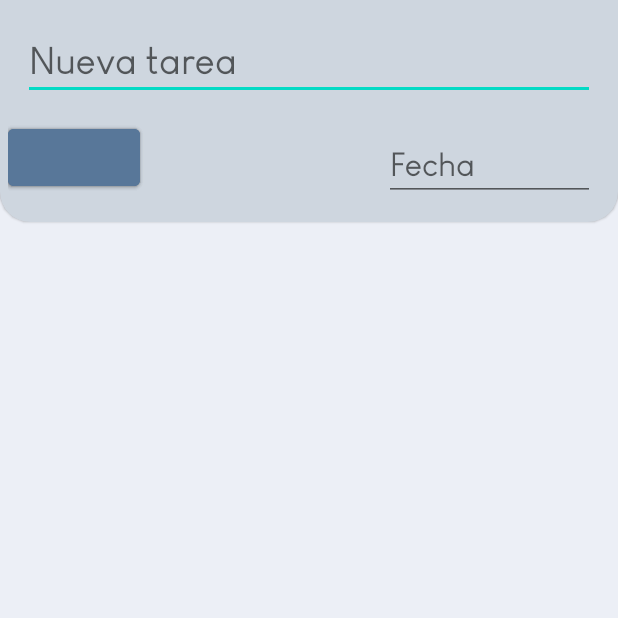
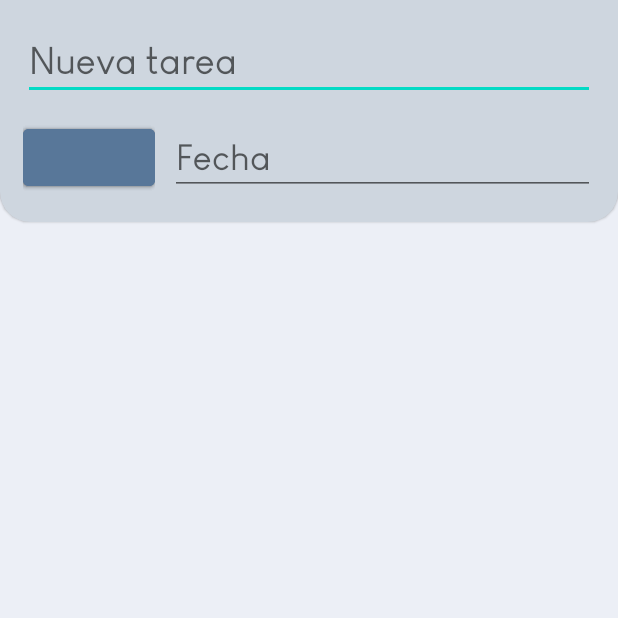
Before and after one commit to PauPau-Cor/Selenium, an Android app: the fragment AllToDoFragment shown on its own in the app's theme, on a phone screen of 412 x 824 dp, the top half of it. Run offline under Robolectric (Android 15) with nearby library versions, the phone set to English and light mode, and no system bars; plain views replace ThemedButton, ThemedToggleButtonGroup; 1 statement that could not run was skipped.

Commit message:
Drawer navigation working with single fragment Changed colour of task priority icons
TODO: Navigation icon on toolbar not showing
responsiveness on fragment_all_to_do.xml is not great
research if a time date picker is possible

```diff
--- a/app/src/main/java/com/example/reminderapp/generalMenus/MainMenuActivity.kt
+++ b/app/src/main/java/com/example/reminderapp/generalMenus/MainMenuActivity.kt
@@ -6,6 +6,7 @@ import android.view.MenuItem
 import androidx.appcompat.app.ActionBarDrawerToggle
 import androidx.appcompat.app.AppCompatActivity
 import androidx.navigation.Navigation.findNavController
+import androidx.navigation.fragment.NavHostFragment
 import androidx.navigation.ui.NavigationUI.setupActionBarWithNavController
 import androidx.navigation.ui.NavigationUI.setupWithNavController
 import com.example.reminderapp.R
@@ -45,6 +46,10 @@ class MainMenuActivity : AppCompatActivity() {
         toggle.syncState()
         supportActionBar?.setDisplayHomeAsUpEnabled(true)
         supportActionBar?.setDisplayShowTitleEnabled(false)
+        val navHostFragment = supportFragmentManager.findFragmentById(binding.FragContainer.id) as NavHostFragment
+        val navController = navHostFragment.navController
+        setupActionBarWithNavController(this, navController)
+        setupWithNavController(binding.NavigationView, navController)
         binding.NavigationView.setNavigationItemSelectedListener {
             when(it.itemId){
                 R.id.nav_logout -> {
--- a/app/src/main/res/layout/fragment_all_to_do.xml
+++ b/app/src/main/res/layout/fragment_all_to_do.xml
@@ -40,10 +40,9 @@
 
             <nl.bryanderidder.themedtogglebuttongroup.ThemedToggleButtonGroup
                 android:id="@+id/PriorityGroup"
-                android:layout_width="0dp"
+                android:layout_width="wrap_content"
                 android:layout_height="wrap_content"
-                app:layout_constraintWidth_percent=".6"
-                app:layout_constraintStart_toStartOf="parent"
+                app:layout_constraintStart_toStartOf="@id/AddTaskET"
                 app:layout_constraintEnd_toStartOf="@id/AddTaskDate"
                 app:layout_constraintTop_toBottomOf="@id/AddTaskET"
                 app:layout_constraintBottom_toBottomOf="parent"
@@ -54,7 +53,7 @@
                     android:layout_width="wrap_content"
                     android:layout_height="50dp"
                     app:toggle_text="@string/high"
-                    app:toggle_selectedBackgroundColor="#F44336"
+                    app:toggle_selectedBackgroundColor="@color/red_blue"
                     app:toggle_backgroundColor="@color/darkestwhite"/>
 
                 <nl.bryanderidder.themedtogglebuttongroup.ThemedButton
@@ -62,7 +61,7 @@
                     android:layout_width="wrap_content"
                     android:layout_height="50dp"
                     app:toggle_text="@string/mid"
-                    app:toggle_selectedBackgroundColor="#FFEB3B"
+                    app:toggle_selectedBackgroundColor="@color/main_blue"
                     app:toggle_backgroundColor="@color/darkestwhite"/>
 
                 <nl.bryanderidder.themedtogglebuttongroup.ThemedButton
@@ -70,7 +69,7 @@
                     android:layout_width="wrap_content"
                     android:layout_height="50dp"
                     app:toggle_text="@string/low"
-                    app:toggle_selectedBackgroundColor="#8BC34A"
+                    app:toggle_selectedBackgroundColor="@color/green_blue"
                     app:toggle_backgroundColor="@color/darkestwhite"/>
 
             </nl.bryanderidder.themedtogglebuttongroup.ThemedToggleButtonGroup>
@@ -80,16 +79,15 @@
                 android:layout_width="0dp"
                 android:layout_height="wrap_content"
                 app:layout_constraintStart_toEndOf="@id/PriorityGroup"
-                app:layout_constraintEnd_toEndOf="parent"
+                app:layout_constraintEnd_toEndOf="@id/AddTaskET"
                 app:layout_constraintTop_toBottomOf="@id/AddTaskET"
                 app:layout_constraintBottom_toBottomOf="parent"
-                android:layout_marginTop="10dp"
+                android:layout_marginStart="10dp"
                 android:hint="@string/date"
                 android:fontFamily="@font/louiscafe"
-                android:textSize="22sp"
+                android:textSize="24sp"
                 android:autofillHints="taskDescription"
                 android:inputType="date"
-                android:layout_marginHorizontal="10dp"
                 tools:ignore="VisualLintTextFieldSize" />
         </androidx.constraintlayout.widget.ConstraintLayout>
 
--- a/app/src/main/res/navigation/main_menu_drwr_nav.xml
+++ b/app/src/main/res/navigation/main_menu_drwr_nav.xml
@@ -2,6 +2,7 @@
 <navigation xmlns:android="http://schemas.android.com/apk/res/android"
     xmlns:app="http://schemas.android.com/apk/res-auto"
     xmlns:tools="http://schemas.android.com/tools"
+    app:startDestination="@id/nav_tasks"
     android:id="@+id/main_menu_drwr_nav">
 
     <fragment
--- a/app/src/main/res/values/colors.xml
+++ b/app/src/main/res/values/colors.xml
@@ -4,7 +4,9 @@
     <color name="teal_200">#FF03DAC5</color>
     <color name="teal_700">#FF018786</color>
 
-
+    <color name="main_blue">#53728E</color>
+    <color name="red_blue">#3C3F7A</color>
+    <color name="green_blue">#69A59E</color>
 
     <color name="white">#ECEFF6</color>
     <color name="darkerwhite">#CED6DF</color>
```
Also changed, not shown: app/src/main/res/layout/activity_main_menu.xml (+11 -1 lines).
